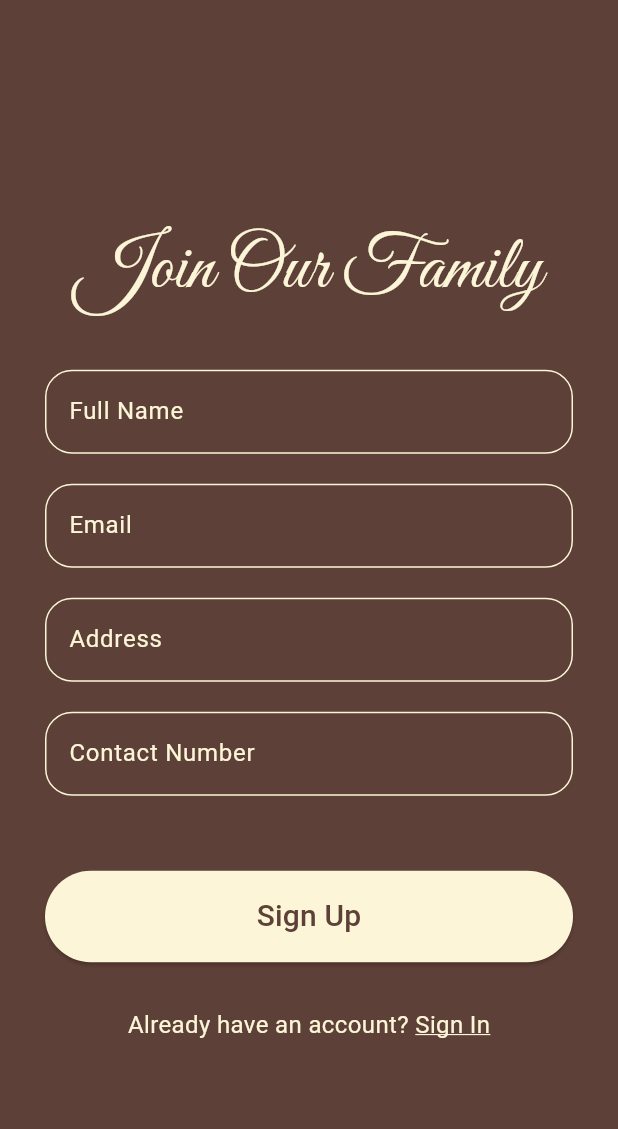
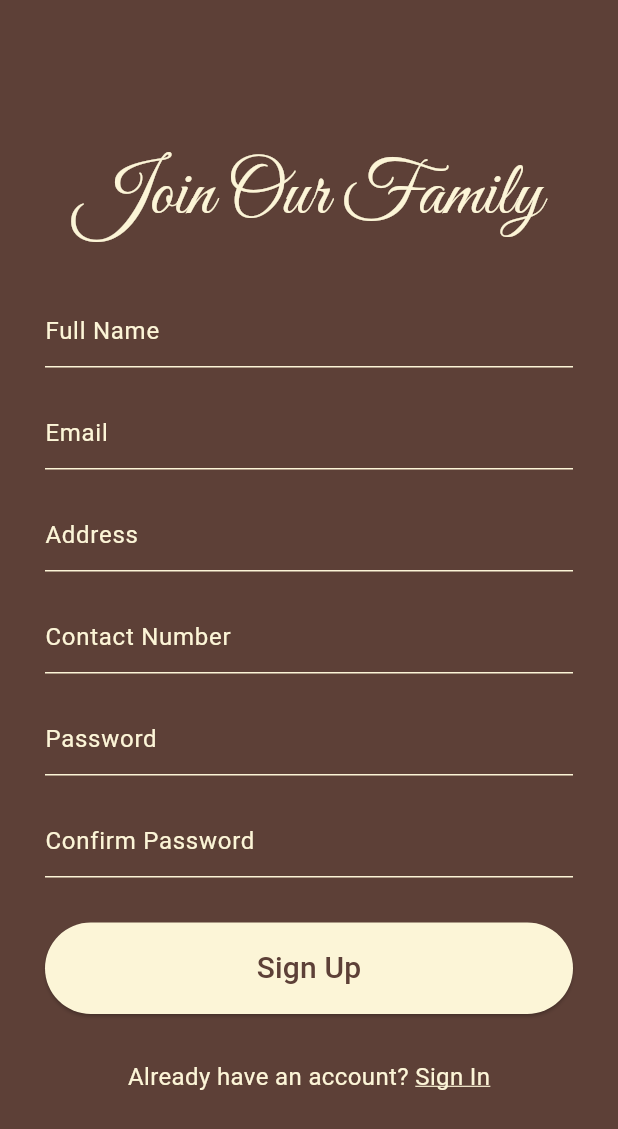
Before and after one commit to dilasha-ghimire/Zentails-Wellness-Flutter, a Flutter app: the screen it shows after launch, after a tap on "Skip", after a tap on "Get Started", after a tap on "Sign Up", on a phone screen of 412 x 824 dp. Shown: the top 1129 px of the screen. Run offline on Flutter 3.47's test engine with Material 3 defaults, Android fonts, the light colour scheme and no system bars; our stand-ins replace flutter_svg, lottie, smooth_page_indicator.

Commit message:
update: login and register widgets

```diff
--- a/lib/app.dart
+++ b/lib/app.dart
@@ -5,10 +5,6 @@ import 'package:zentails_wellness/view/authentication_screen/registration_view.d
 import 'package:zentails_wellness/view/dashboard_screen/dashboard_view.dart';
 import 'package:zentails_wellness/view/onboarding_screen/onboarding_view.dart';
 import 'package:zentails_wellness/view/splash_screen/splash_screen_view.dart';
-
-void main() {
-  runApp(const MyApp());
-}
 
 class MyApp extends StatelessWidget {
   const MyApp({super.key});
@@ -22,7 +18,7 @@ class MyApp extends StatelessWidget {
       home: const SplashScreen(),
       routes: {
         '/onboarding': (context) => const OnboardingView(),
-        '/login': (context) => const LoginPage(),
+        '/login': (context) => const LoginView(),
         '/registration': (context) => const RegistrationView(),
         '/homepage': (context) => const DashboardView(),
       },
--- a/lib/view/authentication_screen/login_view.dart
+++ b/lib/view/authentication_screen/login_view.dart
@@ -1,19 +1,21 @@
 import 'package:flutter/material.dart';
-import 'package:flutter_svg/flutter_svg.dart';
-import 'package:lottie/lottie.dart';
-import 'package:zentails_wellness/view/authentication_screen/registration_view.dart';
-import 'package:zentails_wellness/view/dashboard_screen/dashboard_view.dart'
-    as dashboard;
 
-class LoginPage extends StatefulWidget {
-  const LoginPage({super.key});
+import 'login_widgets/login_button.dart';
+import 'login_widgets/login_divider.dart';
+import 'login_widgets/login_extra_text.dart';
+import 'login_widgets/login_google_button.dart';
+import 'login_widgets/login_input_field.dart';
+import 'login_widgets/login_lottie_animation.dart';
+import 'login_widgets/login_sign_up_button.dart';
+
+class LoginView extends StatefulWidget {
+  const LoginView({super.key});
 
   @override
-  State<LoginPage> createState() => _LoginPageState();
+  State<LoginView> createState() => _LoginViewState();
 }
 
-class _LoginPageState extends State<LoginPage> {
-  // Controllers for the email/phone and password input fields
+class _LoginViewState extends State<LoginView> {
   final TextEditingController emailOrPhoneController = TextEditingController();
   final TextEditingController passwordController = TextEditingController();
 
@@ -22,185 +24,52 @@ class _LoginPageState extends State<LoginPage> {
     return Scaffold(
       backgroundColor: const Color(0xFF5D4037),
       body: Center(
-        // Center the entire body
         child: SingleChildScrollView(
-          child: _page(), // Call the method that builds the main page content
-        ),
-      ),
-    );
-  }
-
-  Widget _page() {
-    // Create a main container for the login form
-    return Padding(
+          child: Padding(
             padding: const EdgeInsets.all(30.0),
             child: Column(
-        mainAxisSize: MainAxisSize.min, // Adjust size to content
+              mainAxisSize: MainAxisSize.min,
               mainAxisAlignment: MainAxisAlignment.center,
               children: [
-          _lottieAnimation(), // Display a Lottie animation
+                const LottieAnimation(),
                 const SizedBox(height: 5),
                 const Text(
                   "Welcome!",
                   style: TextStyle(
                     fontFamily: 'GreatVibes Regular',
                     fontSize: 50,
-              color: Color(0xFFFCF5D7), // Text color
+                    color: Color(0xFFFCF5D7),
                   ),
                 ),
                 const SizedBox(height: 30),
-          // Input fields for email/phone and password
-          _inputField("Email or Phone Number", emailOrPhoneController),
+                LoginInputField(
+                  hintText: "Email or Phone Number",
+                  controller: emailOrPhoneController,
+                ),
                 const SizedBox(height: 20),
-          _inputField("Password", passwordController, isPassword: true),
+                LoginInputField(
+                  hintText: "Password",
+                  controller: passwordController,
+                  isPassword: true,
+                ),
                 const SizedBox(height: 50),
-          _loginBtn(), // Button to trigger the login action
+                LoginButton(
+                  emailOrPhoneController: emailOrPhoneController,
+                  passwordController: passwordController,
+                ),
                 const SizedBox(height: 30),
-          _extraText(), // Additional text for account recovery
+                const ExtraText(),
                 const SizedBox(height: 10),
-          _signUpBtn(), // Button to navigate to sign-up
+                const SignUpButton(),
                 const SizedBox(height: 30),
-          _loginDivider(), // Divider for visual separation
+                const LoginDivider(),
                 const SizedBox(height: 20),
-          _googleLoginBtn(), // Button for Google sign-in
+                const GoogleLoginButton(),
               ],
             ),
-    );
-  }
-
-  Widget _lottieAnimation() {
-    // Display Lottie animation for visual appeal
-    return SizedBox(
-      height: 230,
-      width: double.infinity,
-      child: Lottie.asset(
-          'assets/Lottie/login_scene.json'), // Path to Lottie asset
-    );
-  }
-
-  Widget _inputField(String hintText, TextEditingController controller,
-      {bool isPassword = false}) {
-    return TextField(
-      style: const TextStyle(color: Color(0xFFFCF5D7)), // Text color
-      controller: controller, // Assign the controller
-      decoration: InputDecoration(
-        hintText: hintText, // Placeholder text
           ),
-      obscureText: isPassword, // Hide text if it's a password field
-    );
-  }
-
-  Widget _loginBtn() {
-    return ElevatedButton(
-      onPressed: () {
-        // Hardcoded login validation
-        if (emailOrPhoneController.text == 'admin' &&
-            passwordController.text == 'admin') {
-          // Navigate to DashboardView on successful login
-          Navigator.push(
-            context,
-            MaterialPageRoute(
-              builder: (context) =>
-                  const dashboard.DashboardView(), // Use the dashboard alias
-            ),
-          );
-        } else {
-          // Show a snackbar with an error message if login fails
-          ScaffoldMessenger.of(context).showSnackBar(
-            const SnackBar(
-              content: Text('Invalid email or password'), // Error message
-              backgroundColor: Colors.red, // Snackbar background color
-            ),
-          );
-        }
-      },
-      child: const SizedBox(
-        width: double.infinity,
-        child: Text(
-          "Sign In", // Button text
-          textAlign: TextAlign.center,
-          style: TextStyle(fontSize: 20),
         ),
       ),
     );
   }
-
-  Widget _extraText() {
-    return const Text(
-      "Can't access your account?", // Additional text for account help
-      textAlign: TextAlign.center,
-      style: TextStyle(fontSize: 16, color: Color(0xFFFCF5D7)), // Text color
-    );
 }
-
-  Widget _signUpBtn() {
-    return GestureDetector(
-      onTap: () {
-        Navigator.push(
-          context,
-          MaterialPageRoute(builder: (context) => const RegistrationView()),
-        );
-      },
-      child: const Text(
-        "Sign Up", // Text for sign-up button
-        style: TextStyle(
-          fontSize: 16,
-          color: Color(0xFFFCF5D7),
-          decoration: TextDecoration.underline, // Underline the text
-          decorationColor: Color(0xFFFCF5D7),
-        ),
-      ),
-    );
-  }
-
-  Widget _loginDivider() {
-    return const Row(
-      children: [
-        Expanded(
-          child: Divider(
-            color: Color(0xFFFCF5D7), // Divider color
-            thickness: 1, // Divider thickness
-          ),
-        ),
-        Padding(
-          padding: EdgeInsets.symmetric(horizontal: 8.0),
-          child: Text(
-            "or else login with", // Text to explain alternative login
-            style:
-                TextStyle(fontSize: 16, color: Color(0xFFFCF5D7)), // Text color
-          ),
-        ),
-        Expanded(
-          child: Divider(
-            color: Color(0xFFFCF5D7), // Divider color
-            thickness: 1, // Divider thickness
-          ),
-        ),
-      ],
-    );
-  }
-
-  Widget _googleLoginBtn() {
-    return ElevatedButton(
-      onPressed: () {
-        debugPrint(
-            "Continue with Google tapped"); // Debug log for Google button
-      },
-      child: Row(
-        mainAxisAlignment: MainAxisAlignment.center,
-        children: [
-          SvgPicture.asset(
-            'assets/icons/google.svg', // Path to Google icon
-            height: 24,
-            width: 24,
-          ),
-          const SizedBox(width: 8), // Space between icon and text
-          const Text(
-            "Continue with Google", // Button text
-            style: TextStyle(fontSize: 18),
-          ),
-        ],
-      ),
-    );
-  }
-}
--- /dev/null
+++ b/lib/view/authentication_screen/login_widgets/login_button.dart
@@ -0,0 +1,45 @@
+import 'package:flutter/material.dart';
+import '../../dashboard_screen/dashboard_view.dart' as dashboard;
+
+class LoginButton extends StatelessWidget {
+  final TextEditingController emailOrPhoneController;
+  final TextEditingController passwordController;
+
+  const LoginButton({
+    super.key,
+    required this.emailOrPhoneController,
+    required this.passwordController,
+  });
+
+  @override
+  Widget build(BuildContext context) {
+    return ElevatedButton(
+      onPressed: () {
+        if (emailOrPhoneController.text == 'admin' &&
+            passwordController.text == 'admin') {
+          Navigator.push(
+            context,
+            MaterialPageRoute(
+              builder: (context) => const dashboard.DashboardView(),
+            ),
+          );
+        } else {
+          ScaffoldMessenger.of(context).showSnackBar(
+            const SnackBar(
+              content: Text('Invalid email or password'),
+              backgroundColor: Colors.red,
+            ),
+          );
+        }
+      },
+      child: const SizedBox(
+        width: double.infinity,
+        child: Text(
+          "Sign In",
+          textAlign: TextAlign.center,
+          style: TextStyle(fontSize: 20),
+        ),
+      ),
+    );
+  }
+}
--- /dev/null
+++ b/lib/view/authentication_screen/login_widgets/login_divider.dart
@@ -0,0 +1,32 @@
+import 'package:flutter/material.dart';
+
+class LoginDivider extends StatelessWidget {
+  const LoginDivider({super.key});
+
+  @override
+  Widget build(BuildContext context) {
+    return const Row(
+      children: [
+        Expanded(
+          child: Divider(
+            color: Color(0xFFFCF5D7),
+            thickness: 1,
+          ),
+        ),
+        Padding(
+          padding: EdgeInsets.symmetric(horizontal: 8.0),
+          child: Text(
+            "or else login with",
+            style: TextStyle(fontSize: 16, color: Color(0xFFFCF5D7)),
+          ),
+        ),
+        Expanded(
+          child: Divider(
+            color: Color(0xFFFCF5D7),
+            thickness: 1,
+          ),
+        ),
+      ],
+    );
+  }
+}
--- /dev/null
+++ b/lib/view/authentication_screen/login_widgets/login_extra_text.dart
@@ -0,0 +1,14 @@
+import 'package:flutter/material.dart';
+
+class ExtraText extends StatelessWidget {
+  const ExtraText({super.key});
+
+  @override
+  Widget build(BuildContext context) {
+    return const Text(
+      "Can't access your account?",
+      textAlign: TextAlign.center,
+      style: TextStyle(fontSize: 16, color: Color(0xFFFCF5D7)),
+    );
+  }
+}
--- /dev/null
+++ b/lib/view/authentication_screen/login_widgets/login_google_button.dart
@@ -0,0 +1,30 @@
+import 'package:flutter/material.dart';
+import 'package:flutter_svg/flutter_svg.dart';
+
+class GoogleLoginButton extends StatelessWidget {
+  const GoogleLoginButton({super.key});
+
+  @override
+  Widget build(BuildContext context) {
+    return ElevatedButton(
+      onPressed: () {
+        debugPrint("Continue with Google tapped");
+      },
+      child: Row(
+        mainAxisAlignment: MainAxisAlignment.center,
+        children: [
+          SvgPicture.asset(
+            'assets/icons/google.svg',
+            height: 24,
+            width: 24,
+          ),
+          const SizedBox(width: 8),
+          const Text(
+            "Continue with Google",
+            style: TextStyle(fontSize: 18),
+          ),
+        ],
+      ),
+    );
+  }
+}
--- /dev/null
+++ b/lib/view/authentication_screen/login_widgets/login_input_field.dart
@@ -0,0 +1,26 @@
+import 'package:flutter/material.dart';
+
+class LoginInputField extends StatelessWidget {
+  final String hintText;
+  final TextEditingController controller;
+  final bool isPassword;
+
+  const LoginInputField({
+    super.key,
+    required this.hintText,
+    required this.controller,
+    this.isPassword = false,
+  });
+
+  @override
+  Widget build(BuildContext context) {
+    return TextField(
+      style: const TextStyle(color: Color(0xFFFCF5D7)),
+      controller: controller,
+      decoration: InputDecoration(
+        hintText: hintText,
+      ),
+      obscureText: isPassword,
+    );
+  }
+}
--- /dev/null
+++ b/lib/view/authentication_screen/login_widgets/login_lottie_animation.dart
@@ -0,0 +1,17 @@
+import 'package:flutter/material.dart';
+import 'package:lottie/lottie.dart';
+
+class LottieAnimation extends StatelessWidget {
+  const LottieAnimation({super.key});
+
+  @override
+  Widget build(BuildContext context) {
+    // Display Lottie animation for visual appeal
+    return SizedBox(
+      height: 200,
+      width: double.infinity,
+      child: Lottie.asset(
+          'assets/Lottie/login_scene.json'), // Path to Lottie asset
+    );
+  }
+}
--- /dev/null
+++ b/lib/view/authentication_screen/login_widgets/login_sign_up_button.dart
@@ -0,0 +1,27 @@
+import 'package:flutter/material.dart';
+import '../registration_view.dart';
+
+class SignUpButton extends StatelessWidget {
+  const SignUpButton({super.key});
+
+  @override
+  Widget build(BuildContext context) {
+    return GestureDetector(
+      onTap: () {
+        Navigator.push(
+          context,
+          MaterialPageRoute(builder: (context) => const RegistrationView()),
+        );
+      },
+      child: const Text(
+        "Sign Up",
+        style: TextStyle(
+          fontSize: 16,
+          color: Color(0xFFFCF5D7),
+          decoration: TextDecoration.underline,
+          decorationColor: Color(0xFFFCF5D7),
+        ),
+      ),
+    );
+  }
+}
--- /dev/null
+++ b/lib/view/authentication_screen/register_widgets/register_button.dart
@@ -0,0 +1,35 @@
+import 'package:flutter/material.dart';
+
+class RegisterButton extends StatelessWidget {
+  final TextEditingController fullNameController;
+  final TextEditingController emailController;
+  final TextEditingController addressController;
+  final TextEditingController contactNumberController;
+  final TextEditingController passwordController;
+  final TextEditingController confirmPasswordController;
+
+  const RegisterButton({
+    super.key,
+    required this.fullNameController,
+    required this.emailController,
+    required this.addressController,
+    required this.contactNumberController,
+    required this.passwordController,
+    required this.confirmPasswordController,
+  });
+
+  @override
+  Widget build(BuildContext context) {
+    return ElevatedButton(
+      onPressed: () {},
+      child: const SizedBox(
+        width: double.infinity,
+        child: Text(
+          "Sign Up",
+          textAlign: TextAlign.center,
+          style: TextStyle(fontSize: 20),
+        ),
+      ),
+    );
+  }
+}
--- /dev/null
+++ b/lib/view/authentication_screen/register_widgets/register_have_account.dart
@@ -0,0 +1,37 @@
+import 'package:flutter/material.dart';
+import 'package:zentails_wellness/view/authentication_screen/login_view.dart';
+
+class AlreadyHaveAccount extends StatelessWidget {
+  const AlreadyHaveAccount({super.key});
+
+  @override
+  Widget build(BuildContext context) {
+    return GestureDetector(
+      onTap: () {
+        Navigator.push(
+          context,
+          MaterialPageRoute(
+              builder: (context) => const LoginView()),
+        );
+      },
+      child: const Text.rich(
+        TextSpan(
+          text: "Already have an account? ",
+          style: TextStyle(
+            fontSize: 16,
+            color: Color(0xFFFCF5D7),
+          ),
+          children: [
+            TextSpan(
+              text: "Sign In",
+              style: TextStyle(
+                decoration: TextDecoration.underline,
+                decorationColor: Color(0xFFFCF5D7),
+              ),
+            ),
+          ],
+        ),
+      ),
+    );
+  }
+}
--- /dev/null
+++ b/lib/view/authentication_screen/register_widgets/register_input_field.dart
@@ -0,0 +1,30 @@
+import 'package:flutter/material.dart';
+
+class RegisterInputField extends StatelessWidget {
+  final String hintText;
+  final TextEditingController controller;
+
+  const RegisterInputField({
+    required this.hintText,
+    required this.controller,
+    super.key,
+  });
+
+  @override
+  Widget build(BuildContext context) {
+    return TextField(
+      style: const TextStyle(color: Color(0xFFFCF5D7)),
+      controller: controller,
+      decoration: InputDecoration(
+        hintText: hintText,
+        hintStyle: const TextStyle(color: Color(0xFFFCF5D7)),
+        enabledBorder: const UnderlineInputBorder(
+          borderSide: BorderSide(color: Color(0xFFFCF5D7)),
+        ),
+        focusedBorder: const UnderlineInputBorder(
+          borderSide: BorderSide(color: Color(0xFFFCF5D7)),
+        ),
+      ),
+    );
+  }
+}
--- a/lib/view/authentication_screen/registration_view.dart
+++ b/lib/view/authentication_screen/registration_view.dart
@@ -1,5 +1,8 @@
 import 'package:flutter/material.dart';
-import 'package:zentails_wellness/view/authentication_screen/login_view.dart'; // Importing LoginView
+
+import 'register_widgets/register_button.dart';
+import 'register_widgets/register_have_account.dart';
+import 'register_widgets/register_input_field.dart';
 
 class RegistrationView extends StatefulWidget {
   const RegistrationView({super.key});
@@ -9,117 +12,67 @@ class RegistrationView extends StatefulWidget {
 }
 
 class _RegistrationViewState extends State<RegistrationView> {
-  // Controllers for registration input fields
   final TextEditingController fullNameController = TextEditingController();
   final TextEditingController emailController = TextEditingController();
   final TextEditingController addressController = TextEditingController();
   final TextEditingController contactNumberController = TextEditingController();
+  final TextEditingController passwordController = TextEditingController();
+  final TextEditingController confirmPasswordController =
+      TextEditingController();
 
   @override
   Widget build(BuildContext context) {
     return Scaffold(
       backgroundColor: const Color(0xFF5D4037),
       body: Center(
-        // Center the entire body
         child: SingleChildScrollView(
-          child: _page(), // Call the method to build the main content
-        ),
-      ),
-    );
-  }
-
-  Widget _page() {
-    // Main container for the registration form
-    return Padding(
+          child: Padding(
             padding: const EdgeInsets.all(30.0),
             child: Column(
               mainAxisAlignment: MainAxisAlignment.center,
               children: [
-          const SizedBox(height: 15),
                 const Text(
                   "Join Our Family",
                   style: TextStyle(
                     fontFamily: 'GreatVibes Regular',
                     fontSize: 50,
-              color: Color(0xFFFCF5D7), // Text color
+                    color: Color(0xFFFCF5D7),
                   ),
                 ),
                 const SizedBox(height: 30),
-          // Input fields for registration
-          _inputField("Full Name", fullNameController),
+                RegisterInputField(
+                    hintText: "Full Name", controller: fullNameController),
                 const SizedBox(height: 20),
-          _inputField("Email", emailController),
+                RegisterInputField(
+                    hintText: "Email", controller: emailController),
                 const SizedBox(height: 20),
-          _inputField("Address", addressController),
+                RegisterInputField(
+                    hintText: "Address", controller: addressController),
                 const SizedBox(height: 20),
-          _inputField("Contact Number", contactNumberController),
-          const SizedBox(height: 50),
-          _registerBtn(), // Button to trigger registration
+                RegisterInputField(
+                    hintText: "Contact Number",
+                    controller: contactNumberController),
+                const SizedBox(height: 20),
+                RegisterInputField(
+                    hintText: "Password", controller: passwordController),
+                const SizedBox(height: 20),
+                RegisterInputField(
+                    hintText: "Confirm Password",
+                    controller: confirmPasswordController),
                 const SizedBox(height: 30),
-          _alreadyHaveAccount(context), // Link to login
+                RegisterButton(
+                  fullNameController: fullNameController,
+                  emailController: emailController,
+                  addressController: addressController,
+                  contactNumberController: contactNumberController,
+                  passwordController: passwordController,
+                  confirmPasswordController: confirmPasswordController,
+                ),
+                const SizedBox(height: 30),
+                const AlreadyHaveAccount(),
               ],
             ),
-    );
-  }
-
-  Widget _inputField(String hintText, TextEditingController controller) {
-    return TextField(
-      style: const TextStyle(color: Color(0xFFFCF5D7)), // Text color
-      controller: controller, // Assign the controller
-      decoration: InputDecoration(
-        hintText: hintText, // Placeholder text
           ),
-    );
-  }
-
-  Widget _registerBtn() {
-    return ElevatedButton(
-      onPressed: () {
-        debugPrint(
-            "Register button tapped"); // Debug log for registration button
-        ScaffoldMessenger.of(context).showSnackBar(
-          const SnackBar(
-            content: Text('Registration successful!'), // Snackbar message
-            backgroundColor: Colors.green, // Snackbar background color
-          ),
-        );
-      },
-      child: const SizedBox(
-        width: double.infinity,
-        child: Text(
-          "Sign Up", // Button text
-          textAlign: TextAlign.center,
-          style: TextStyle(fontSize: 20),
-        ),
-      ),
-    );
-  }
-
-  Widget _alreadyHaveAccount(BuildContext context) {
-    return GestureDetector(
-      onTap: () {
-        Navigator.push(
-          context,
-          MaterialPageRoute(
-              builder: (context) => const LoginPage()), // Navigate to LoginPage
-        );
-      },
-      child: const Text.rich(
-        TextSpan(
-          text: "Already have an account? ", // Prompt for existing users
-          style: TextStyle(
-            fontSize: 16,
-            color: Color(0xFFFCF5D7),
-          ),
-          children: [
-            TextSpan(
-              text: "Sign In", // Sign In prompt
-              style: TextStyle(
-                decoration: TextDecoration.underline,
-                decorationColor: Color(0xFFFCF5D7),
-              ),
-            ),
-          ],
         ),
       ),
     );
--- a/lib/view/onboarding_screen/onboarding_view.dart
+++ b/lib/view/onboarding_screen/onboarding_view.dart
@@ -119,7 +119,7 @@ class _OnboardingViewState extends State<OnboardingView> {
                         context,
                         MaterialPageRoute(
                           builder: (context) =>
-                              const LoginPage(), // Navigates to the login page.
+                              const LoginView(), // Navigates to the login page.
                         ),
                       );
                     },
--- a/lib/view/user_screen/home_view.dart
+++ b/lib/view/user_screen/home_view.dart
@@ -97,7 +97,7 @@ class _HomeViewState extends State<HomeView> {
               ),
               const SizedBox(height: 10),
               SizedBox(
-                height: MediaQuery.of(context).size.height * 0.3,
+                height: MediaQuery.of(context).size.height * 0.4,
                 child: ListView(
                   scrollDirection: Axis.horizontal,
                   children: [
@@ -181,7 +181,7 @@ class _HomeViewState extends State<HomeView> {
               child: Image.asset(
                 imagePath,
                 fit: BoxFit.cover,
-                height: 170,
+                height: 400,
                 width: double.infinity,
               ),
             ),
```
Also changed, not shown: assets/Lottie/paw_scene.json (added, +1 -0 lines), pubspec.lock. Lines whose indentation alone changed are shown as unchanged.
